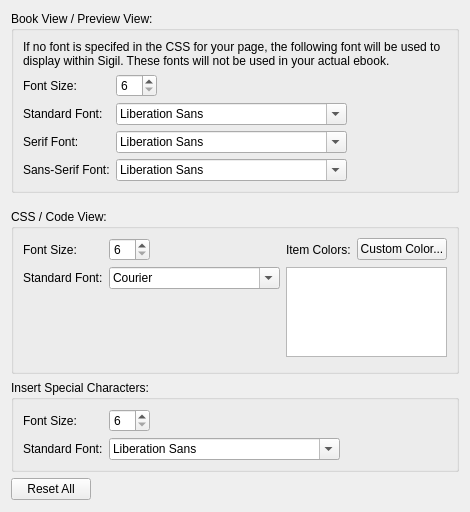
Old version of the form src/Sigil/Form_Files/PAppearanceWidget.ui in the repository Sigil-Ebook/Sigil.
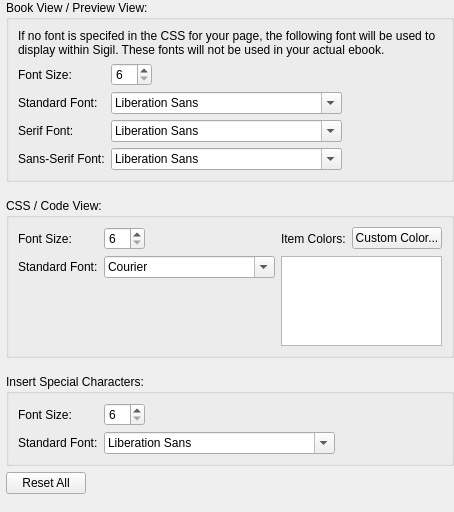
New version of the form.

Commit message: Fix alignment of preferences widgets to match parent dialog.

```diff
--- a/src/Sigil/Form_Files/PAppearanceWidget.ui
+++ b/src/Sigil/Form_Files/PAppearanceWidget.ui
@@ -14,6 +14,18 @@
    <string>Appearance</string>
   </property>
   <layout class="QVBoxLayout" name="verticalLayout">
+   <property name="leftMargin">
+    <number>6</number>
+   </property>
+   <property name="topMargin">
+    <number>0</number>
+   </property>
+   <property name="rightMargin">
+    <number>0</number>
+   </property>
+   <property name="bottomMargin">
+    <number>0</number>
+   </property>
    <item>
     <widget class="QGroupBox" name="groupBoxBookView">
      <property name="title">
@@ -55,7 +67,7 @@
            </widget>
           </item>
           <item row="0" column="3">
-           <spacer name="horizontalSpacer_3">
+           <spacer name="horizontalSpacerBV">
             <property name="orientation">
              <enum>Qt::Horizontal</enum>
             </property>
@@ -149,7 +161,7 @@
      </property>
      <property name="sizeHint" stdset="0">
       <size>
-       <width>20</width>
+       <width>0</width>
        <height>10</height>
       </size>
      </property>
@@ -189,7 +201,7 @@
            </widget>
           </item>
           <item row="0" column="2">
-           <spacer name="horizontalSpacer_4">
+           <spacer name="horizontalSpacerCSS">
             <property name="orientation">
              <enum>Qt::Horizontal</enum>
             </property>
@@ -261,8 +273,11 @@
         </item>
        </layout>
       </item>
+     </layout>
+    </widget>
+   </item>
       <item>
-       <spacer name="verticalSpacer_2">
+    <spacer name="verticalSpacerSC">
         <property name="orientation">
          <enum>Qt::Vertical</enum>
         </property>
@@ -272,16 +287,10 @@
         <property name="sizeHint" stdset="0">
          <size>
           <width>0</width>
-          <height>5</height>
+       <height>10</height>
          </size>
         </property>
        </spacer>
-      </item>
-      <item>
-       <layout class="QGridLayout" name="gridLayoutCVColors"/>
-      </item>
-     </layout>
-    </widget>
    </item>
    <item>
     <widget class="QGroupBox" name="groupBoxSpecialCharacter">
@@ -308,7 +317,7 @@
          </widget>
         </item>
         <item row="0" column="3">
-         <spacer name="horizontalSpacer_3">
+         <spacer name="horizontalSpacerSC">
           <property name="orientation">
            <enum>Qt::Horizontal</enum>
           </property>
```
Lines whose indentation alone changed are shown as unchanged. The commit also changes 4 other files.
